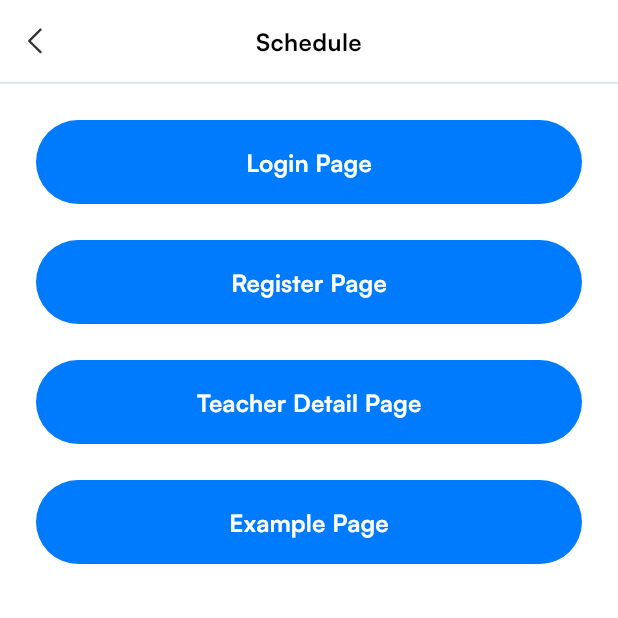
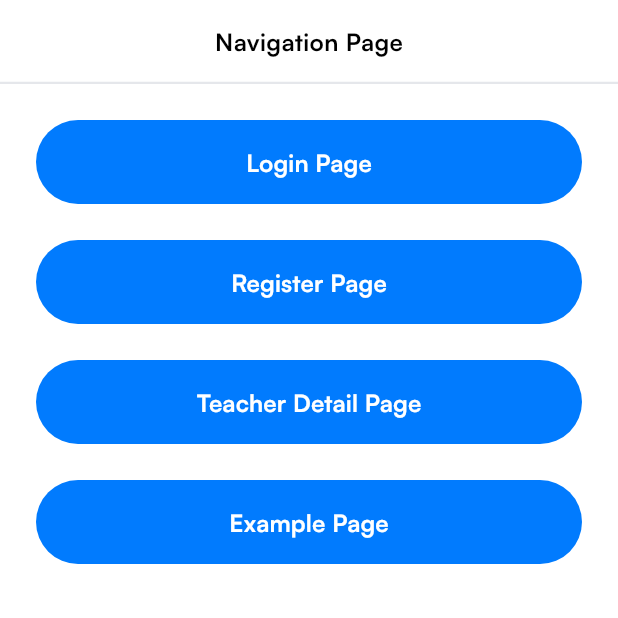
Before and after one commit to vinhppvk/janpanese-stuty-mobile, a Flutter app: the screen it shows after launch, on a phone screen of 412 x 824 dp, the top half of it. Run offline on Flutter 3.47's test engine with Material 3 defaults, Android fonts, the light colour scheme and no system bars; our stand-ins replace cached_network_image, dio, dropdown_button2, flutter_bloc, flutter_svg, fpdart and 9 more; missing offline and left inert: auto_mappr_annotation, flag; accounts and stored records are empty; generated files the repository leaves out were written again.

Commit message:
IHD-530: Refactor common appbar

```diff
--- a/lib/app/widget/app_bar/custom_app_bar.dart
+++ b/lib/app/widget/app_bar/custom_app_bar.dart
@@ -9,31 +9,85 @@ class CustomAppBar extends StatelessWidget implements PreferredSizeWidget {
   const CustomAppBar({
     super.key,
     this.height = kToolbarHeight,
-    this.padding = EdgeInsets.zero,
+    this.automaticallyImplyLeading = true,
+    this.primary = true,
+    this.padding = const EdgeInsets.all(8.0),
     this.color,
-    required this.title,
+    this.title,
     this.onBackPressed,
     this.leading,
     this.trailing,
+    this.bottom,
   });
 
   final double height;
   final EdgeInsets padding;
+  final bool automaticallyImplyLeading;
+  final bool primary;
   final Color? color;
-  final Widget title;
+  final Widget? title;
   final Widget? leading;
   final Widget? trailing;
+  final PreferredSizeWidget? bottom;
   final VoidCallback? onBackPressed;
 
+  double get _height => height + (bottom?.preferredSize.height ?? 0.0);
+
   @override
-  Size get preferredSize => Size.fromHeight(height);
+  Size get preferredSize => Size.fromHeight(_height);
 
   @override
   Widget build(BuildContext context) {
-    return SafeArea(
-      child: Container(
-        height: height,
+    Widget? titleWidget;
+    if (title != null) {
+      titleWidget = DefaultTextStyle.merge(
+        maxLines: 1,
+        overflow: TextOverflow.ellipsis,
+        style: TTextStyle.getBodyLarge(
+          fontWeight: TFontWeight.bold,
+        ),
+        child: title!,
+      );
+    }
+
+    Widget? leadingWidget;
+    if (leading == null && automaticallyImplyLeading) {
+      leadingWidget = IconButton(
+        onPressed: onBackPressed,
+        padding: EdgeInsets.zero,
+        icon: SvgPicture.asset(IconAsset.caretLeft),
+      );
+    } else if (leading != null) {
+      leadingWidget = leading;
+    }
+
+    Widget appbar = Padding(
       padding: padding,
+      child: NavigationToolbar(
+        leading: leadingWidget,
+        middle: titleWidget,
+        trailing: trailing,
+      ),
+    );
+
+    if (bottom != null) {
+      appbar = Column(
+        children: <Widget>[
+          Flexible(
+            child: ConstrainedBox(
+              constraints: BoxConstraints(
+                maxHeight: height,
+              ),
+              child: appbar,
+            ),
+          ),
+          if (bottom != null) bottom!,
+        ],
+      );
+    }
+
+    appbar = Container(
+      height: _height,
       decoration: BoxDecoration(
         color: color ?? context.colorScheme.background,
         border: Border(
@@ -43,53 +97,16 @@ class CustomAppBar extends StatelessWidget implements PreferredSizeWidget {
           ),
         ),
       ),
-        child: Stack(
-          children: <Widget>[
-            /// Center title
-            Positioned.fill(
-              child: Center(
-                child: DefaultTextStyle.merge(
-                  textAlign: TextAlign.center,
-                  maxLines: 1,
-                  overflow: TextOverflow.ellipsis,
-                  style: TTextStyle.getBodyLarge(fontWeight: TFontWeight.bold),
-                  child: title,
-                ),
-              ),
-            ),
-            /// Leading and Trailing widget
-            Center(
-              child: Row(
-                mainAxisAlignment: MainAxisAlignment.spaceBetween,
-                children: <Widget>[
-                  if (leading != null)
-                    leading!
-                  else
-                    _BackButton(onBackPressed: onBackPressed),
-                  if (trailing != null) trailing!,
-                ],
-              ),
-            ),
-          ],
-        ),
-      ),
+      child: appbar,
+    );
+
+    if (primary) {
+      appbar = SafeArea(
+        bottom: false,
+        child: appbar,
       );
     }
-}
 
-class _BackButton extends StatelessWidget {
-  const _BackButton({
-    required this.onBackPressed,
-  });
-
-  final VoidCallback? onBackPressed;
-
-  @override
-  Widget build(BuildContext context) {
-    return IconButton(
-      onPressed: onBackPressed,
-      padding: EdgeInsets.zero,
-      icon: SvgPicture.asset(IconAsset.caretLeft),
-    );
+    return appbar;
   }
 }
--- a/lib/router/nav_page.dart
+++ b/lib/router/nav_page.dart
@@ -19,7 +19,8 @@ class _NavigationPageState extends State<NavigationPage> {
     final List<Widget> navButtons = _buttonList(context);
     return Scaffold(
       appBar: const CustomAppBar(
-        title: Text('Schedule'),
+        title: Text('Navigation Page'),
+        automaticallyImplyLeading: false,
       ),
       body: ListView.separated(
         padding: const EdgeInsets.all(24),
```
Lines whose indentation alone changed are shown as unchanged.
